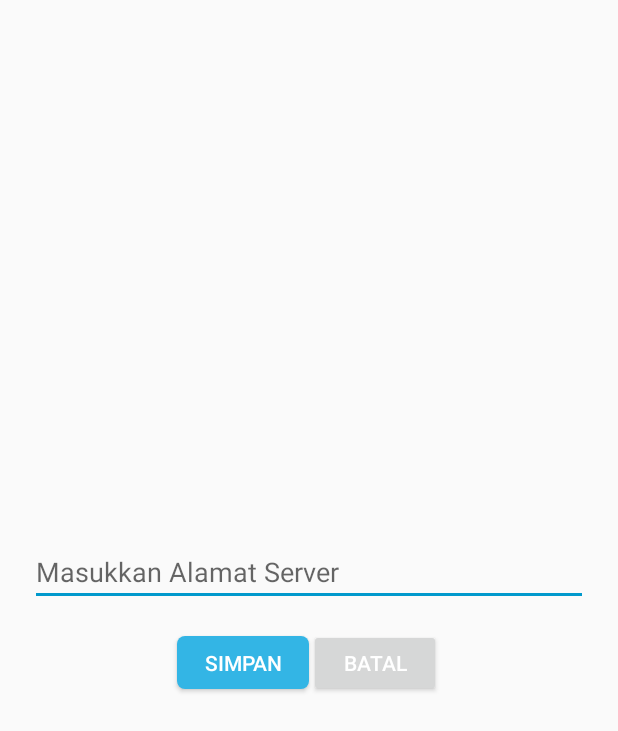
After one commit to asd412id/UjianQ-App, an Android app: the layout address_dialog.xml on its own in the app's theme, with its tools: preview values and no code run, on a phone screen of 412 x 824 dp. The commit adds this screen. Shown: the top 731 px of the screen. Run offline under Robolectric (Android 15) with nearby library versions, the light colour scheme and no system bars.

Commit message:
Create input server's address dialog

```diff
--- a/app/build.gradle
+++ b/app/build.gradle
@@ -31,9 +31,9 @@ dependencies {
     implementation 'androidx.appcompat:appcompat:1.1.0'
     implementation 'androidx.core:core-ktx:1.2.0'
     implementation 'androidx.constraintlayout:constraintlayout:1.1.3'
+    implementation 'androidx.swiperefreshlayout:swiperefreshlayout:1.0.0'
     testImplementation 'junit:junit:4.12'
     androidTestImplementation 'androidx.test.ext:junit:1.1.1'
     androidTestImplementation 'androidx.test.espresso:espresso-core:3.2.0'
-    implementation 'me.dm7.barcodescanner:zxing:1.9.8'
     implementation 'com.android.volley:volley:1.1.1'
 }
--- a/app/src/main/AndroidManifest.xml
+++ b/app/src/main/AndroidManifest.xml
@@ -15,7 +15,6 @@
         android:supportsRtl="true"
         android:theme="@style/AppTheme">
         <activity android:name=".UjianWebViewActivity" />
-        <activity android:name=".QrScanActivity" />
         <activity
             android:name=".SplashScreenActivity"
             android:theme="@style/AppTheme.NoActionBar">
--- a/app/src/main/java/com/asd412id/ujianqapp/SplashScreenActivity.kt
+++ b/app/src/main/java/com/asd412id/ujianqapp/SplashScreenActivity.kt
@@ -14,6 +14,6 @@ class SplashScreenActivity : AppCompatActivity() {
         Handler().postDelayed({
             startActivity(Intent(this,MainActivity::class.java))
             finishAffinity()
-        },3000)
+        },1500)
     }
 }
--- a/app/src/main/res/layout/activity_main.xml
+++ b/app/src/main/res/layout/activity_main.xml
@@ -4,6 +4,7 @@
     xmlns:tools="http://schemas.android.com/tools"
     android:layout_width="match_parent"
     android:layout_height="match_parent"
+    android:background="#2733B5E5"
     android:padding="15dp"
     tools:context=".MainActivity">
 
@@ -66,7 +67,8 @@
             <Button
                 android:id="@+id/btnscan"
                 android:layout_below="@id/hint"
-                android:layout_width="135dp"
+                android:layout_width="wrap_content"
+                android:paddingHorizontal="15dp"
                 android:layout_height="45dp"
                 android:layout_marginTop="25dp"
                 android:layout_centerHorizontal="true"
@@ -74,7 +76,7 @@
                 android:textColor="#fff"
                 android:textStyle="bold"
 
-                android:text="Scan QR Ujian"/>
+                android:text="Mulai Ujian"/>
 
         </RelativeLayout>
 
--- /dev/null
+++ b/app/src/main/res/layout/address_dialog.xml
@@ -0,0 +1,42 @@
+<?xml version="1.0" encoding="utf-8"?>
+<LinearLayout xmlns:android="http://schemas.android.com/apk/res/android"
+    android:layout_width="match_parent"
+    android:layout_height="match_parent"
+    android:gravity="center"
+    android:padding="20dp"
+    android:orientation="vertical">
+
+
+    <EditText
+        android:id="@+id/addr"
+        android:layout_width="fill_parent"
+        android:layout_height="wrap_content"
+        android:gravity="top"
+        android:hint="Masukkan Alamat Server"
+        android:scrollbars="vertical" />
+
+    <LinearLayout
+        android:layout_width="match_parent"
+        android:layout_height="wrap_content"
+        android:gravity="center_horizontal"
+        android:orientation="horizontal">
+
+        <Button
+            android:id="@+id/btnSimpan"
+            android:layout_width="wrap_content"
+            android:layout_height="35dp"
+            android:text="SIMPAN"
+            android:background="@drawable/button"
+            android:textColor="#fff"
+            android:layout_marginTop="15dp"/>
+        <Button
+            android:id="@+id/btnCancel"
+            android:layout_width="wrap_content"
+            android:layout_height="45dp"
+            android:text="BATAL"
+            android:textColor="#fff"
+            android:layout_marginTop="15dp"/>
+
+    </LinearLayout>
+
+</LinearLayout>
--- a/build.gradle
+++ b/build.gradle
@@ -8,7 +8,7 @@ buildscript {
 
     }
     dependencies {
-        classpath 'com.android.tools.build:gradle:3.6.2'
+        classpath 'com.android.tools.build:gradle:4.0.0'
         classpath "org.jetbrains.kotlin:kotlin-gradle-plugin:$kotlin_version"
 
         // NOTE: Do not place your application dependencies here; they belong
```
Also changed, not shown: app/src/main/java/com/asd412id/ujianqapp/MainActivity.kt (+84 -9 lines), app/src/main/java/com/asd412id/ujianqapp/QrScanActivity.java (deleted, +0 -107 lines), app/src/main/java/com/asd412id/ujianqapp/UjianWebViewActivity.java (+11 -9 lines), app/src/main/res/layout/activity_qr_scan.xml (deleted, +0 -31 lines), gradle/wrapper/gradle-wrapper.properties, 3 other files.
